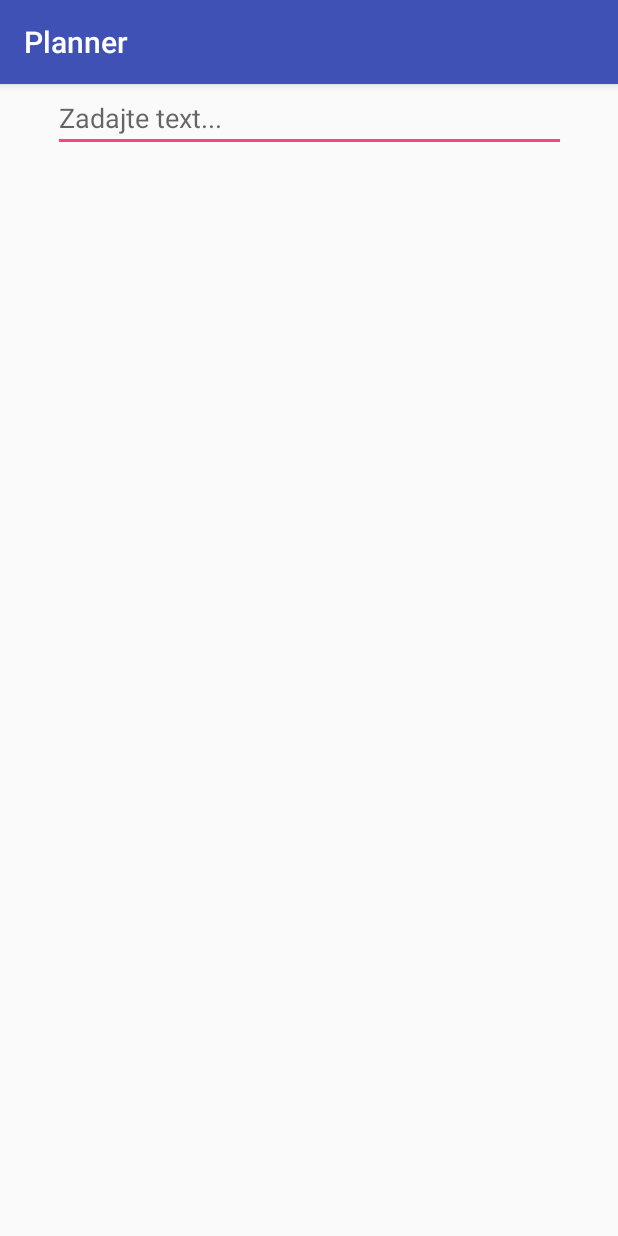
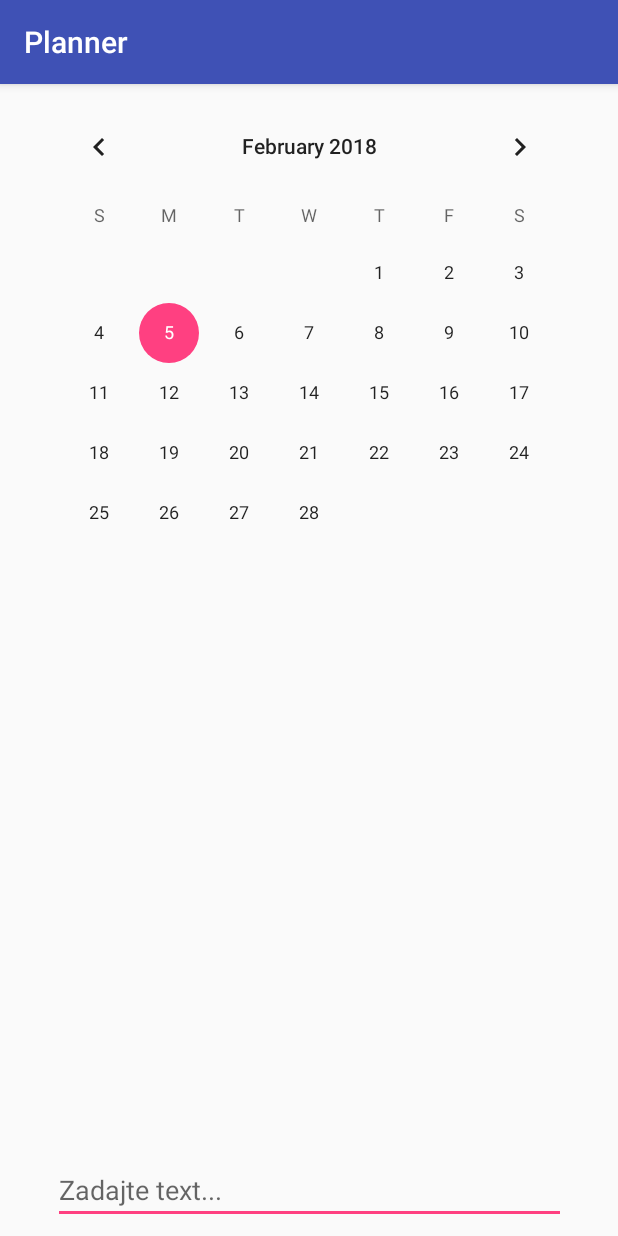
Before and after one commit to PetoStr/Planner, an Android app: the screen it shows after launch (MainActivity), on a phone screen of 412 x 824 dp. Run offline under Robolectric (Android 15) with nearby library versions, the phone set to English and light mode, and no system bars.

Commit message:
new_design

```diff
--- a/app/src/main/res/layout/activity_main.xml
+++ b/app/src/main/res/layout/activity_main.xml
@@ -9,27 +9,31 @@
     <CalendarView
         android:id="@+id/calendarView"
         android:layout_width="367dp"
-        android:layout_height="230dp"
-        android:layout_marginBottom="20dp"
+        android:layout_height="300dp"
+        android:layout_marginBottom="168dp"
         android:layout_marginEnd="8dp"
         android:layout_marginStart="8dp"
+        android:layout_marginTop="8dp"
         app:layout_constraintBottom_toTopOf="@+id/text_1"
         app:layout_constraintEnd_toEndOf="parent"
         app:layout_constraintHorizontal_bias="0.502"
-        app:layout_constraintStart_toStartOf="parent" />
+        app:layout_constraintStart_toStartOf="parent"
+        app:layout_constraintTop_toTopOf="parent"
+        app:layout_constraintVertical_bias="0.0" />
 
     <EditText
         android:id="@+id/text_1"
         android:layout_width="342dp"
         android:layout_height="wrap_content"
+        android:layout_marginBottom="8dp"
         android:layout_marginEnd="8dp"
         android:layout_marginStart="8dp"
         android:ems="10"
         android:hint="Zadajte text..."
         android:inputType="textMultiLine"
         android:windowSoftInputMode="adjustResize"
+        app:layout_constraintBottom_toBottomOf="parent"
         app:layout_constraintEnd_toEndOf="parent"
-        app:layout_constraintStart_toStartOf="parent"
-        tools:layout_editor_absoluteY="263dp" />
+        app:layout_constraintStart_toStartOf="parent" />
 
 </android.support.constraint.ConstraintLayout>
```
